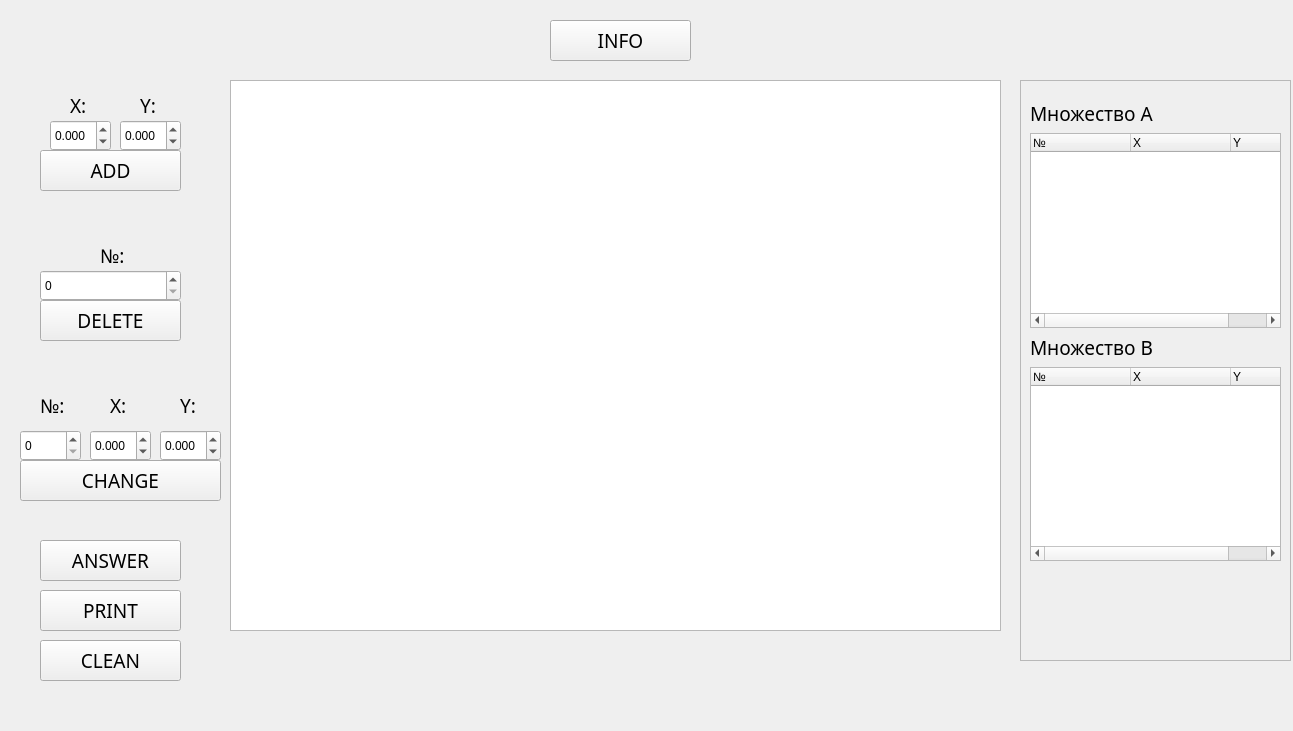
Before: the Qt Designer form lab_1/main.ui in m4kson/bmstu_iu7_4sem_KG, drawn with Qt 5.
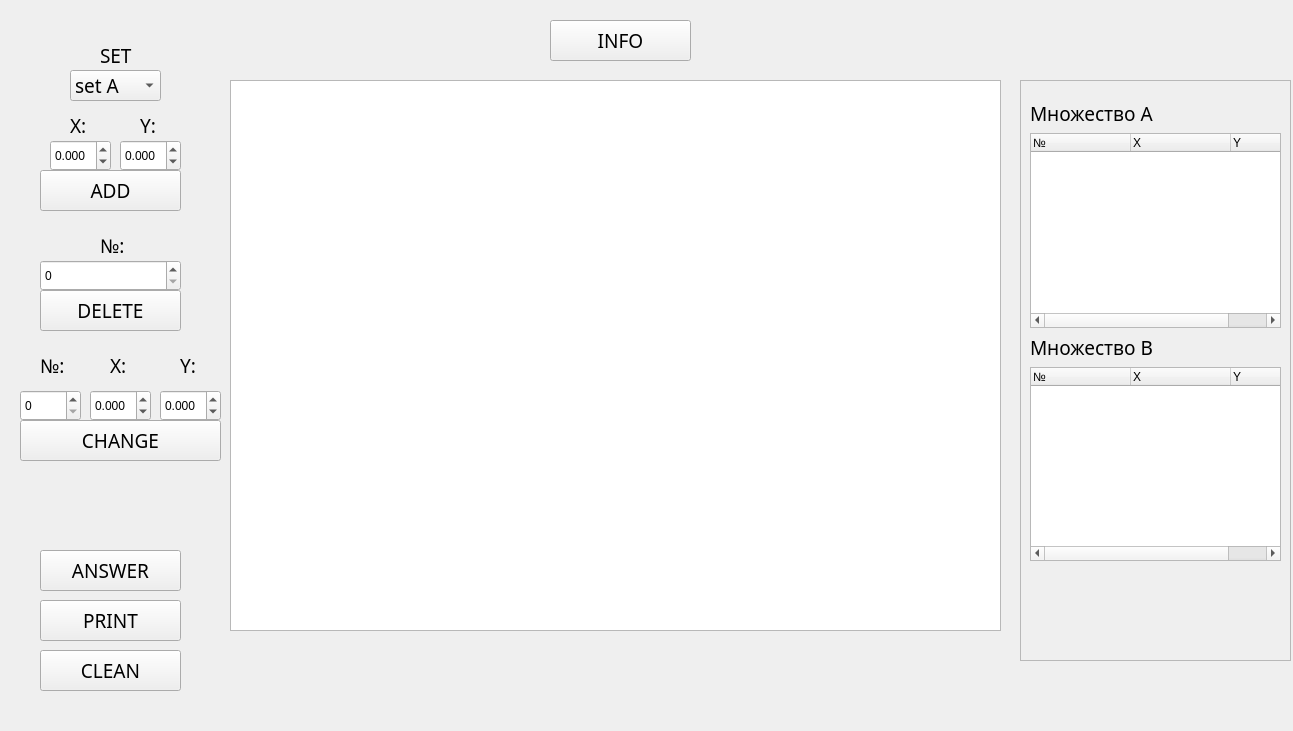
After: the same form once the commit is applied.

Commit message: add button is ready

Diff of the .ui file:
```diff
--- a/lab_1/main.ui
+++ b/lab_1/main.ui
@@ -10,6 +10,12 @@
     <height>731</height>
    </rect>
   </property>
+  <property name="minimumSize">
+   <size>
+    <width>1293</width>
+    <height>731</height>
+   </size>
+  </property>
   <property name="windowTitle">
    <string>lab 1 kg</string>
   </property>
@@ -116,7 +122,7 @@
     <property name="geometry">
      <rect>
       <x>40</x>
-      <y>150</y>
+      <y>170</y>
       <width>141</width>
       <height>41</height>
      </rect>
@@ -138,7 +144,7 @@
     <property name="geometry">
      <rect>
       <x>50</x>
-      <y>120</y>
+      <y>140</y>
       <width>61</width>
       <height>31</height>
      </rect>
@@ -157,7 +163,7 @@
     <property name="geometry">
      <rect>
       <x>40</x>
-      <y>270</y>
+      <y>260</y>
       <width>141</width>
       <height>31</height>
      </rect>
@@ -170,7 +176,7 @@
     <property name="geometry">
      <rect>
       <x>40</x>
-      <y>300</y>
+      <y>290</y>
       <width>141</width>
       <height>41</height>
      </rect>
@@ -217,7 +223,7 @@
     <property name="geometry">
      <rect>
       <x>20</x>
-      <y>430</y>
+      <y>390</y>
       <width>61</width>
       <height>31</height>
      </rect>
@@ -230,7 +236,7 @@
     <property name="geometry">
      <rect>
       <x>20</x>
-      <y>460</y>
+      <y>420</y>
       <width>201</width>
       <height>41</height>
      </rect>
@@ -252,7 +258,7 @@
     <property name="geometry">
      <rect>
       <x>40</x>
-      <y>540</y>
+      <y>550</y>
       <width>141</width>
       <height>41</height>
      </rect>
@@ -274,7 +280,7 @@
     <property name="geometry">
      <rect>
       <x>40</x>
-      <y>590</y>
+      <y>600</y>
       <width>141</width>
       <height>41</height>
      </rect>
@@ -296,7 +302,7 @@
     <property name="geometry">
      <rect>
       <x>40</x>
-      <y>640</y>
+      <y>650</y>
       <width>141</width>
       <height>41</height>
      </rect>
@@ -328,7 +334,7 @@
     <property name="geometry">
      <rect>
       <x>70</x>
-      <y>90</y>
+      <y>110</y>
       <width>21</width>
       <height>31</height>
      </rect>
@@ -347,7 +353,7 @@
     <property name="geometry">
      <rect>
       <x>140</x>
-      <y>90</y>
+      <y>110</y>
       <width>21</width>
       <height>31</height>
      </rect>
@@ -366,7 +372,7 @@
     <property name="geometry">
      <rect>
       <x>100</x>
-      <y>240</y>
+      <y>230</y>
       <width>31</width>
       <height>31</height>
      </rect>
@@ -385,7 +391,7 @@
     <property name="geometry">
      <rect>
       <x>110</x>
-      <y>390</y>
+      <y>350</y>
       <width>21</width>
       <height>31</height>
      </rect>
@@ -404,7 +410,7 @@
     <property name="geometry">
      <rect>
       <x>180</x>
-      <y>390</y>
+      <y>350</y>
       <width>21</width>
       <height>31</height>
      </rect>
@@ -423,7 +429,7 @@
     <property name="geometry">
      <rect>
       <x>40</x>
-      <y>390</y>
+      <y>350</y>
       <width>31</width>
       <height>31</height>
      </rect>
@@ -442,7 +448,7 @@
     <property name="geometry">
      <rect>
       <x>120</x>
-      <y>120</y>
+      <y>140</y>
       <width>61</width>
       <height>31</height>
      </rect>
@@ -461,7 +467,7 @@
     <property name="geometry">
      <rect>
       <x>90</x>
-      <y>430</y>
+      <y>390</y>
       <width>61</width>
       <height>31</height>
      </rect>
@@ -480,7 +486,7 @@
     <property name="geometry">
      <rect>
       <x>160</x>
-      <y>430</y>
+      <y>390</y>
       <width>61</width>
       <height>31</height>
      </rect>
@@ -495,6 +501,57 @@
      <double>99999999.000000000000000</double>
     </property>
    </widget>
+   <widget class="QComboBox" name="choose_set">
+    <property name="geometry">
+     <rect>
+      <x>70</x>
+      <y>70</y>
+      <width>91</width>
+      <height>31</height>
+     </rect>
+    </property>
+    <property name="font">
+     <font>
+      <family>Eras Bold ITC</family>
+      <pointsize>14</pointsize>
+     </font>
+    </property>
+    <property name="currentIndex">
+     <number>0</number>
+    </property>
+    <property name="maxVisibleItems">
+     <number>2</number>
+    </property>
+    <item>
+     <property name="text">
+      <string>set A</string>
+     </property>
+    </item>
+    <item>
+     <property name="text">
+      <string>set B</string>
+     </property>
+    </item>
+   </widget>
+   <widget class="QLabel" name="label_9">
+    <property name="geometry">
+     <rect>
+      <x>100</x>
+      <y>40</y>
+      <width>51</width>
+      <height>31</height>
+     </rect>
+    </property>
+    <property name="font">
+     <font>
+      <family>Eras Bold ITC</family>
+      <pointsize>14</pointsize>
+     </font>
+    </property>
+    <property name="text">
+     <string>SET</string>
+    </property>
+   </widget>
   </widget>
  </widget>
  <resources/>
```
The commit also changes 4 other files.
